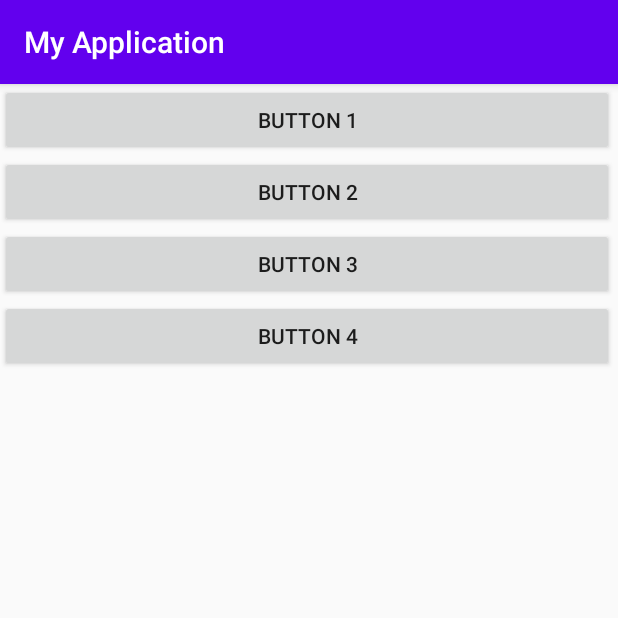
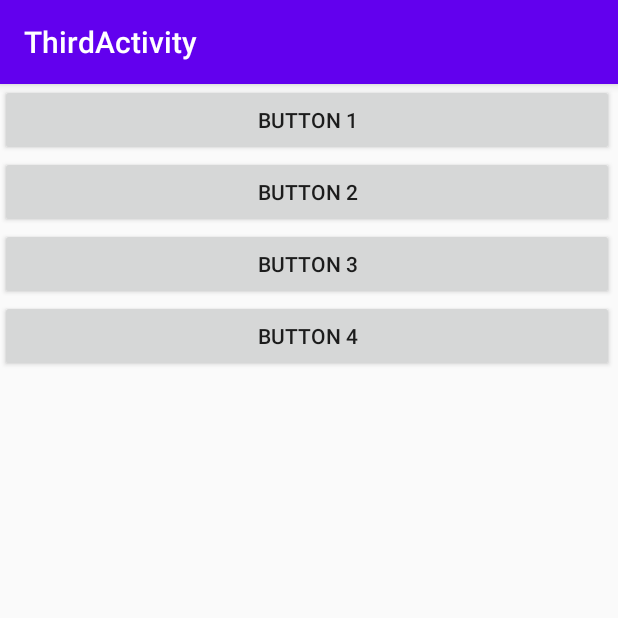
Before and after one commit to L13682726202/2018118135_Android, an Android app: the ThirdActivity screen opened directly, with no data from a screen before it, on a phone screen of 412 x 824 dp, the top half of it. Run offline under Robolectric (Android 15) with nearby library versions, the phone set to English and light mode, and no system bars.

Commit message:
为活动三设置生命周期函数，并且设置按钮和按钮的回调函数

```diff
--- a/work_2/app/src/main/java/com/example/myapplication/ThirdActivity.java
+++ b/work_2/app/src/main/java/com/example/myapplication/ThirdActivity.java
@@ -2,7 +2,11 @@
 
 import androidx.appcompat.app.AppCompatActivity;
 
+import android.content.Intent;
 import android.os.Bundle;
+import android.util.Log;
+import android.view.View;
+import android.widget.Button;
 
 public class ThirdActivity extends AppCompatActivity {
 
@@ -10,5 +14,70 @@
     protected void onCreate(Bundle savedInstanceState) {
         super.onCreate(savedInstanceState);
         setContentView(R.layout.activity_third);
+
+        this.setTitle("ThirdActivity");
+
+        Button button1 = (Button) findViewById(R.id.button_1);
+        Button button2 = (Button) findViewById(R.id.button_2);
+        Button button3 = (Button) findViewById(R.id.button_3);
+        Button button4 = (Button) findViewById(R.id.button_4);
+
+        button1.setOnClickListener(new View.OnClickListener(){
+            public void onClick(View v){
+                Intent intent = new Intent(ThirdActivity.this,MainActivity.class);
+                startActivity(intent);
+            }
+        });
+
+        button2.setOnClickListener(new View.OnClickListener(){
+            public void onClick(View v){
+                Intent intent = new Intent(ThirdActivity.this,SecondActivity.class);
+                startActivity(intent);
+            }
+        });
+
+        button3.setOnClickListener(new View.OnClickListener(){
+            public void onClick(View v){
+                Intent intent = new Intent(ThirdActivity.this,ThirdActivity.class);
+                startActivity(intent);
+            }
+        });
+
+        button4.setOnClickListener(new View.OnClickListener(){
+            public void onClick(View v){
+                Intent intent = new Intent(ThirdActivity.this,FourthActivity.class);
+                startActivity(intent);
+            }
+        });
+    }
+
+    protected void onStart(){
+        super.onStart();
+        Log.d("ThirdActivity","onStart");
+    }
+
+    protected void onResume(){
+        super.onResume();
+        Log.d("ThirdActivity","onResume");
+    }
+
+    protected void onPause(){
+        super.onPause();
+        Log.d("ThirdActivity","onPause");
+    }
+
+    protected void onStop(){
+        super.onStop();
+        Log.d("ThirdActivity","onStop");
+    }
+
+    protected void onDestroy(){
+        super.onDestroy();
+        Log.d("ThirdActivity","onDestroy");
+    }
+
+    protected void onRestart(){
+        super.onRestart();
+        Log.d("ThirdActivity","onRestart");
     }
 }
```
